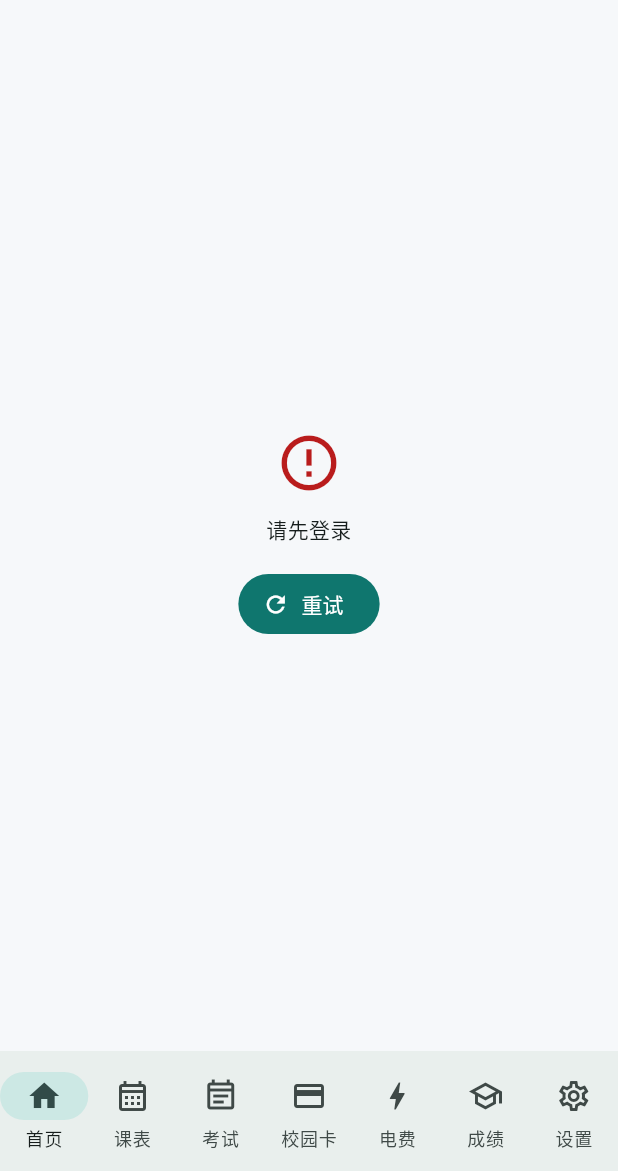
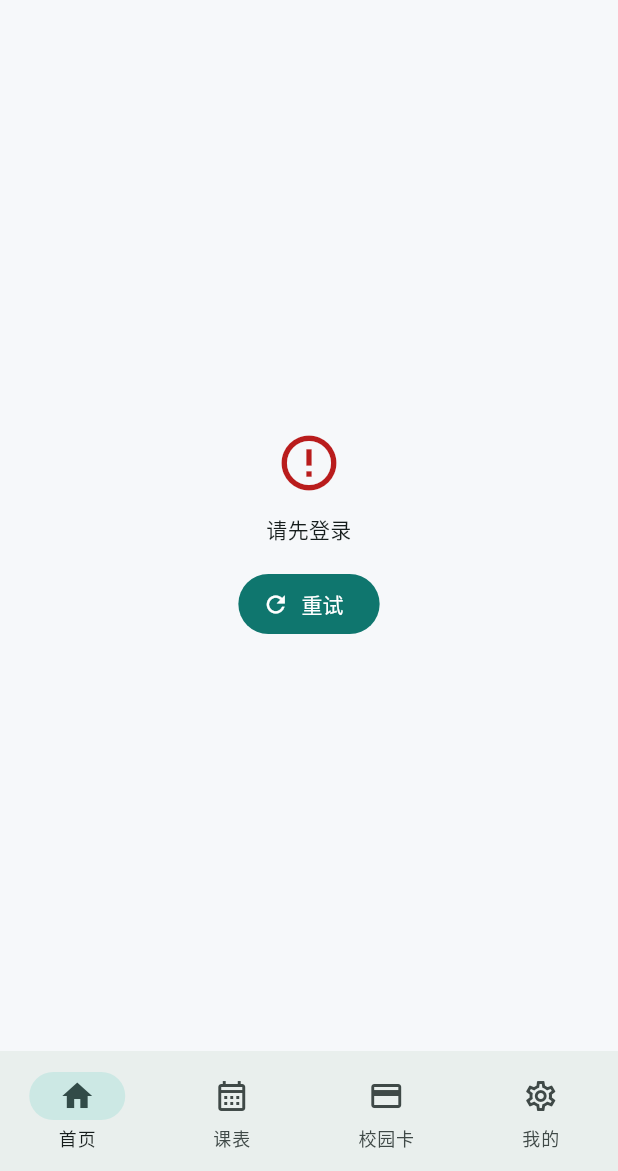
Before and after one commit to GSQZ/xllite, a Flutter app: the AppShell screen opened directly, on a phone screen of 412 x 824 dp, the part 65-1236 px from its top. Run offline on Flutter 3.47's test engine with Material 3 defaults, Android fonts, the phone set to English and light mode, and no system bars; our stand-ins replace dio, flutter_riverpod, flutter_secure_storage, go_router; accounts and stored records are empty.

```diff
--- a/lib/features/home/app_shell.dart
+++ b/lib/features/home/app_shell.dart
@@ -1,9 +1,6 @@
 import 'package:flutter/material.dart';
 
 import '../card/card_page.dart';
-import '../electricity/electricity_page.dart';
-import '../exams/exams_page.dart';
-import '../grades/grades_page.dart';
 import '../home/home_page.dart';
 import '../schedule/schedule_page.dart';
 import '../settings/settings_page.dart';
@@ -21,10 +18,7 @@ class _AppShellState extends State<AppShell> {
   static const _pages = [
     HomePage(),
     SchedulePage(),
-    ExamsPage(),
     CardPage(),
-    ElectricityPage(),
-    GradesPage(),
     SettingsPage(),
   ];
 
@@ -47,29 +41,14 @@ class _AppShellState extends State<AppShell> {
             label: '课表',
           ),
           NavigationDestination(
-            icon: Icon(Icons.event_note_outlined),
-            selectedIcon: Icon(Icons.event_note),
-            label: '考试',
-          ),
-          NavigationDestination(
             icon: Icon(Icons.credit_card_outlined),
             selectedIcon: Icon(Icons.credit_card),
             label: '校园卡',
           ),
           NavigationDestination(
-            icon: Icon(Icons.bolt_outlined),
-            selectedIcon: Icon(Icons.bolt),
-            label: '电费',
-          ),
-          NavigationDestination(
-            icon: Icon(Icons.school_outlined),
-            selectedIcon: Icon(Icons.school),
-            label: '成绩',
-          ),
-          NavigationDestination(
             icon: Icon(Icons.settings_outlined),
             selectedIcon: Icon(Icons.settings),
-            label: '设置',
+            label: '我的',
           ),
         ],
       ),
```
Also changed, not shown: lib/features/home/home_page.dart (+53 -8 lines).
